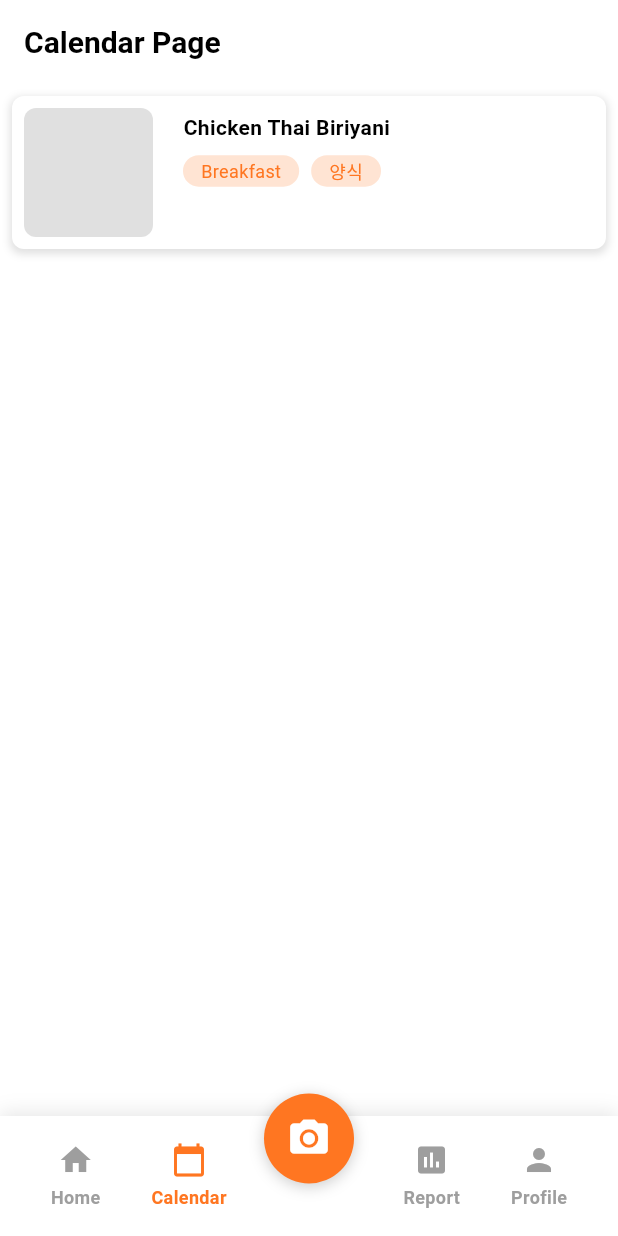
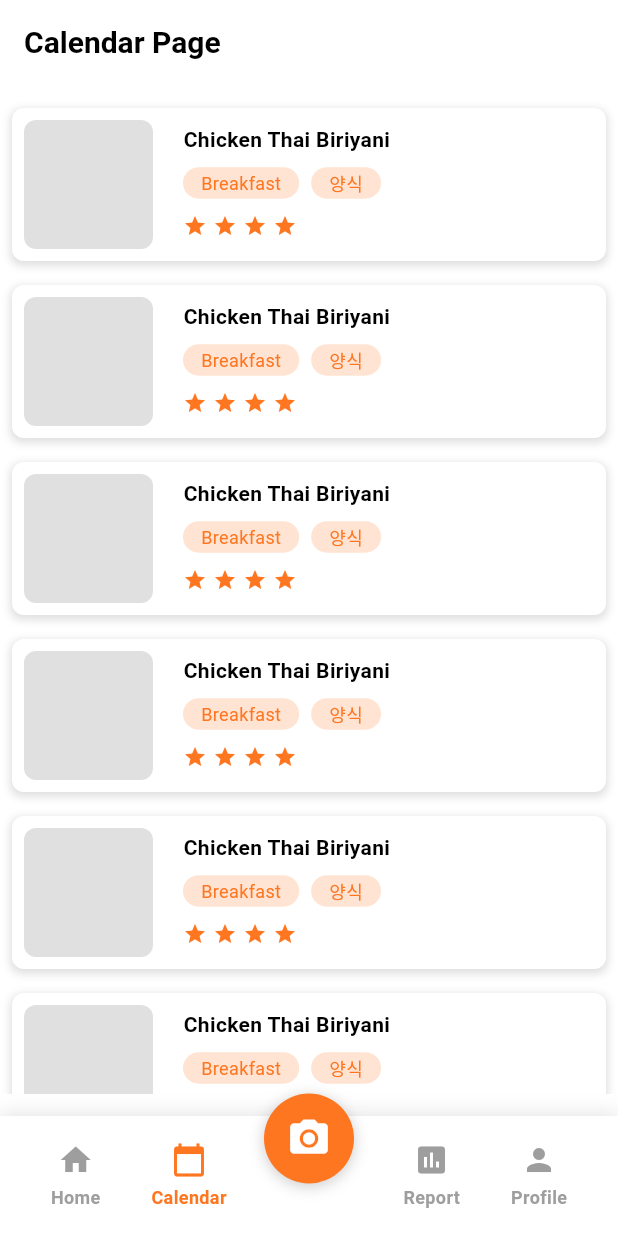
Before and after one commit to legojeon/eatfolio, a Flutter app: the screen it shows once a user with an empty profile is signed in, after a tap on "Calendar", on a phone screen of 412 x 824 dp. Run offline on Flutter 3.47's test engine with Material 3 defaults, Android fonts, the light colour scheme and no system bars; our stand-ins replace camera, firebase_auth, firebase_core, google_fonts, google_sign_in; accounts and stored records are empty.

Commit message:
update feed

```diff
--- a/eatfolio/lib/presentation/screens/calendar_page.dart
+++ b/eatfolio/lib/presentation/screens/calendar_page.dart
@@ -14,12 +14,17 @@ class _CalendarPageState extends State<CalendarPage> {
   Widget build(BuildContext context) {
     return Scaffold(
       appBar: AppBar(title: Text('Calendar Page', style: AppFonts.heading3)),
-      body: Center(
-        child: FoodCard(
-          food: 'Chicken Thai Biriyani',
-          time: 'Breakfast',
-          category: '양식',
-        ),
+      body: ListView.builder(
+        padding: const EdgeInsets.symmetric(vertical: 8),
+        itemCount: 10,
+        itemBuilder: (context, index) {
+          return FoodCard(
+            food: 'Chicken Thai Biriyani',
+            time: 'Breakfast',
+            category: '양식',
+            stars: 4,
+          );
+        },
       ),
     );
   }
--- a/eatfolio/lib/presentation/widgets/cards.dart
+++ b/eatfolio/lib/presentation/widgets/cards.dart
@@ -1,6 +1,7 @@
 import 'package:flutter/material.dart';
 import '../../core/constants.dart';
 import '../../core/fonts.dart';
+import './icons.dart';
 
 class ImageCard extends StatelessWidget {
   final double width;
@@ -102,11 +103,13 @@ class FoodCard extends StatelessWidget {
   final String food;
   final String time;
   final String category;
+  final int stars;
   const FoodCard({
     super.key,
     required this.food,
     required this.time,
     required this.category,
+    required this.stars,
   });
   @override
   Widget build(BuildContext context) {
@@ -147,11 +150,18 @@ class FoodCard extends StatelessWidget {
                 Positioned(
                   left: 114,
                   top: 39.44,
-                  child: Row(
+                  child: Column(
+                    crossAxisAlignment: CrossAxisAlignment.start,
                     children: [
-                      PillLabel(text: time),
-                      SizedBox(width: 8),
-                      PillLabel(text: category),
+                      Row(
+                        children: [
+                          PillLabel(text: time),
+                          SizedBox(width: 8),
+                          PillLabel(text: category),
+                        ],
+                      ),
+                      SizedBox(height: 10),
+                      Stars(count: stars, size: 16),
                     ],
                   ),
                 ),
--- /dev/null
+++ b/eatfolio/lib/presentation/widgets/icons.dart
@@ -0,0 +1,44 @@
+import 'package:flutter/material.dart';
+import '../../core/constants.dart';
+
+class SmallStar extends StatelessWidget {
+  final double size;
+  final Color color;
+
+  const SmallStar({super.key, this.size = 14, this.color = AppColors.primary});
+
+  @override
+  Widget build(BuildContext context) {
+    return Icon(Icons.star, size: size, color: color);
+  }
+}
+
+class Stars extends StatelessWidget {
+  final int count;
+  final double size;
+  final Color color;
+  final double spacing;
+
+  const Stars({
+    super.key,
+    required this.count,
+    this.size = 14,
+    this.color = AppColors.primary,
+    this.spacing = 4,
+  });
+
+  @override
+  Widget build(BuildContext context) {
+    if (count <= 0) return const SizedBox.shrink();
+    return Row(
+      mainAxisSize: MainAxisSize.min,
+      children: List.generate(
+        count,
+        (index) => Padding(
+          padding: EdgeInsets.only(right: index == count - 1 ? 0 : spacing),
+          child: SmallStar(size: size, color: color),
+        ),
+      ),
+    );
+  }
+}
```
Also changed, not shown: eatfolio/lib/presentation/screens/camera_page.dart (+36 -33 lines).
